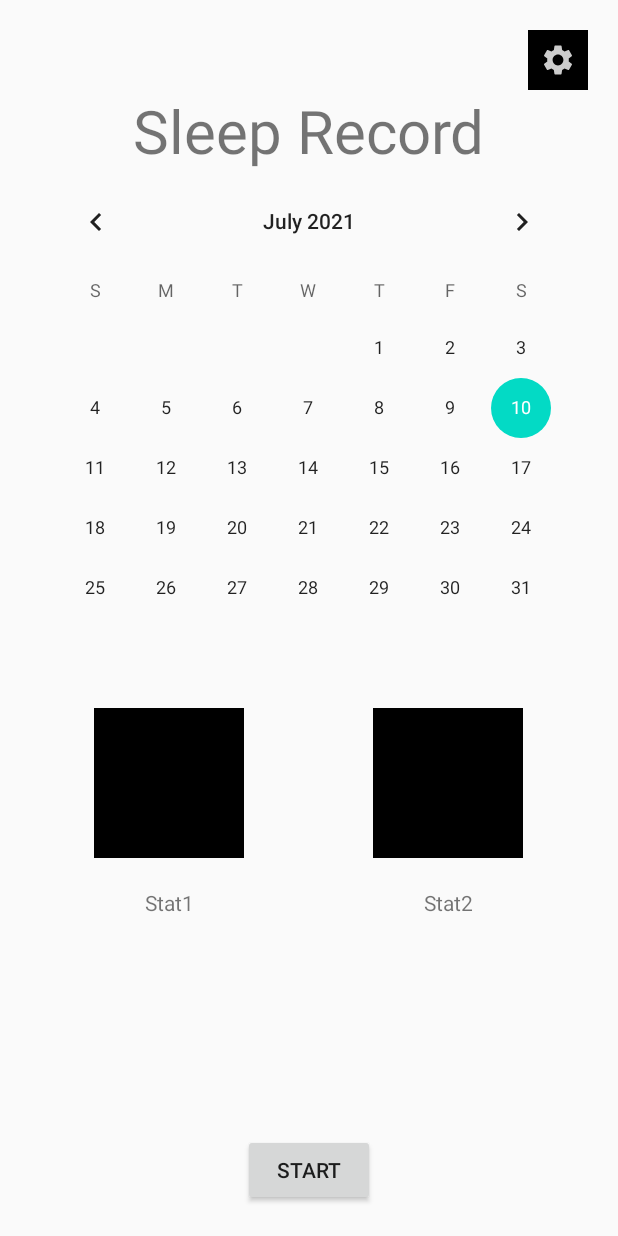
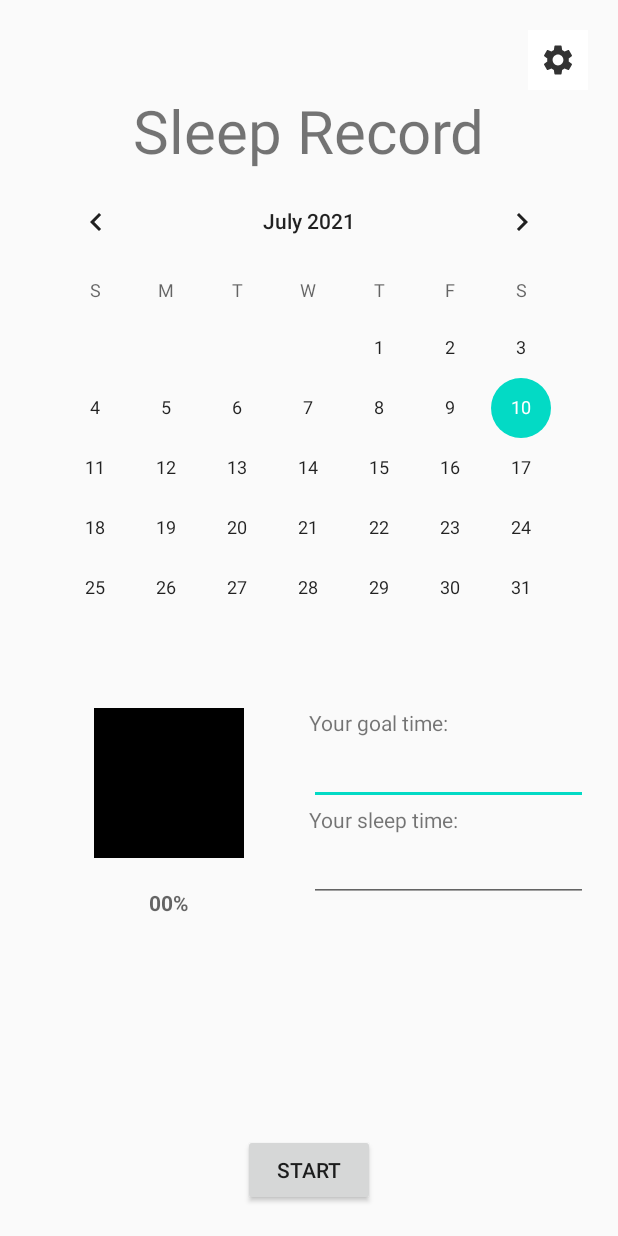
Before and after one commit to iluvyw/CS426-SleepSchedule, an Android app: the layout activity_calendar.xml on its own in the app's theme, with its tools: preview values and no code run, on a phone screen of 412 x 824 dp. Run offline under Robolectric (Android 15) with nearby library versions, the phone set to English and light mode, and no system bars.

Commit message:
modify calendar
modify calendar onclick

```diff
--- a/app/src/main/res/drawable-anydpi/ic_setting.xml
+++ b/app/src/main/res/drawable-anydpi/ic_setting.xml
@@ -3,7 +3,7 @@
     android:height="24dp"
     android:viewportWidth="24"
     android:viewportHeight="24"
-    android:tint="#FFFFFF"
+    android:tint="#000000"
     android:alpha="0.8">
   <path
       android:fillColor="@android:color/white"
--- a/app/src/main/res/layout/activity_calendar.xml
+++ b/app/src/main/res/layout/activity_calendar.xml
@@ -13,18 +13,20 @@
         android:layout_height="40dp"
         android:src="@drawable/ic_setting"
         android:layout_gravity="right"
-        android:background="@color/black"/>
+        android:background="@color/white"/>
 
     <TextView
         android:layout_width="wrap_content"
         android:layout_height="wrap_content"
         android:textSize="40sp"
         android:text="Sleep Record"
+        android:id="@+id/tvTitle"
         android:layout_gravity="center_horizontal"/>
 
     <CalendarView
         android:layout_width="match_parent"
-        android:layout_height="wrap_content"/>
+        android:layout_height="wrap_content"
+        android:id="@+id/calendarView"/>
 
     <LinearLayout
         android:layout_width="match_parent"
@@ -43,13 +45,16 @@
                 android:layout_width="100dp"
                 android:layout_height="100dp"
                 android:layout_gravity="center_horizontal"
-                android:background="@color/black"/>
+                android:background="@color/black"
+                android:id="@+id/ivResult" />
 
             <TextView
                 android:layout_marginTop="20dp"
                 android:layout_width="wrap_content"
                 android:layout_height="wrap_content"
-                android:text="Stat1"
+                android:hint="00%"
+                android:id="@+id/tvResult"
+                android:textStyle="bold"
                 android:layout_gravity="center_horizontal"/>
 
 
@@ -61,18 +66,29 @@
             android:layout_weight="1"
             android:orientation="vertical">
 
-            <ImageView
-                android:layout_width="100dp"
-                android:layout_height="100dp"
-                android:layout_gravity="center_horizontal"
-                android:background="@color/black"/>
+            <TextView
+                android:layout_width="match_parent"
+                android:layout_height="wrap_content"
+                android:text="Your goal time:"
+                android:id="@+id/tvGoalTime"/>
+
+            <EditText
+                android:layout_width="match_parent"
+                android:layout_height="wrap_content"
+                android:editable="false"
+                android:id="@+id/etGoalTime"/>
 
             <TextView
-                android:layout_marginTop="20dp"
-                android:layout_width="wrap_content"
+                android:layout_width="match_parent"
                 android:layout_height="wrap_content"
-                android:text="Stat2"
-                android:layout_gravity="center_horizontal"/>
+                android:text="Your sleep time:"
+                android:id="@+id/tvYourTime"/>
+
+            <EditText
+                android:layout_width="match_parent"
+                android:layout_height="wrap_content"
+                android:editable="false"
+                android:id="@+id/etYourTime"/>
 
 
         </LinearLayout>
```
Also changed, not shown: app/src/main/java/com/example/sleepschedule/CalendarActivity.kt (+53 -1 lines), app/src/main/java/com/example/sleepschedule/MainActivity.kt (+21 -1 lines), app/src/main/java/com/example/sleepschedule/dayInfo.kt (added, +7 -0 lines), app/src/main/java/com/example/sleepschedule/function.kt (+14 -0 lines), app/src/main/res/layout/activity_main.xml (+5 -8 lines), app/src/main/res/drawable-hdpi/ic_setting.png, app/src/main/res/drawable-mdpi/ic_setting.png, app/src/main/res/drawable-xhdpi/ic_setting.png, app/src/main/res/drawable-xxhdpi/ic_setting.png.
